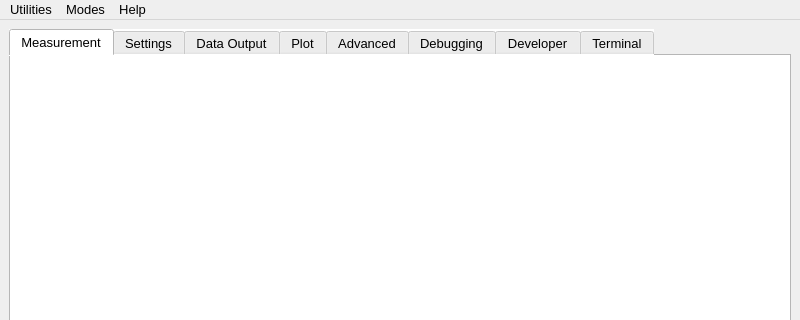
Before: the Qt Designer form slsDetectorGui/forms/form_detectormain.ui in slsdetectorgroup/slsDetectorPackage, drawn with Qt 5; both pictures show x 0 to 800 and y 0 to 320 of the 800 by 882 pixel window.
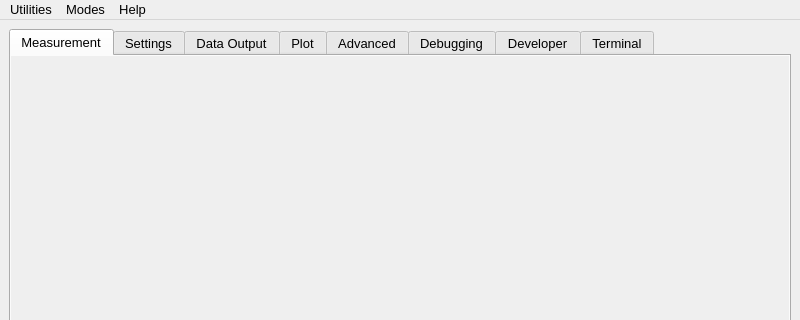
After: the same form once the commit is applied. Icons and pictures are not drawn.

```diff
--- a/slsDetectorGui/forms/form_detectormain.ui
+++ b/slsDetectorGui/forms/form_detectormain.ui
@@ -19,124 +19,6 @@
     <verstretch>0</verstretch>
    </sizepolicy>
   </property>
-  <property name="palette">
-   <palette>
-    <active>
-     <colorrole role="WindowText">
-      <brush brushstyle="SolidPattern">
-       <color alpha="255">
-        <red>0</red>
-        <green>0</green>
-        <blue>0</blue>
-       </color>
-      </brush>
-     </colorrole>
-     <colorrole role="Text">
-      <brush brushstyle="SolidPattern">
-       <color alpha="255">
-        <red>0</red>
-        <green>0</green>
-        <blue>0</blue>
-       </color>
-      </brush>
-     </colorrole>
-     <colorrole role="ButtonText">
-      <brush brushstyle="SolidPattern">
-       <color alpha="255">
-        <red>0</red>
-        <green>0</green>
-        <blue>0</blue>
-       </color>
-      </brush>
-     </colorrole>
-     <colorrole role="Shadow">
-      <brush brushstyle="SolidPattern">
-       <color alpha="255">
-        <red>0</red>
-        <green>0</green>
-        <blue>0</blue>
-       </color>
-      </brush>
-     </colorrole>
-    </active>
-    <inactive>
-     <colorrole role="WindowText">
-      <brush brushstyle="SolidPattern">
-       <color alpha="255">
-        <red>0</red>
-        <green>0</green>
-        <blue>0</blue>
-       </color>
-      </brush>
-     </colorrole>
-     <colorrole role="Text">
-      <brush brushstyle="SolidPattern">
-       <color alpha="255">
-        <red>0</red>
-        <green>0</green>
-        <blue>0</blue>
-       </color>
-      </brush>
-     </colorrole>
-     <colorrole role="ButtonText">
-      <brush brushstyle="SolidPattern">
-       <color alpha="255">
-        <red>0</red>
-        <green>0</green>
-        <blue>0</blue>
-       </color>
-      </brush>
-     </colorrole>
-     <colorrole role="Shadow">
-      <brush brushstyle="SolidPattern">
-       <color alpha="255">
-        <red>0</red>
-        <green>0</green>
-        <blue>0</blue>
-       </color>
-      </brush>
-     </colorrole>
-    </inactive>
-    <disabled>
-     <colorrole role="WindowText">
-      <brush brushstyle="SolidPattern">
-       <color alpha="255">
-        <red>185</red>
-        <green>185</green>
-        <blue>185</blue>
-       </color>
-      </brush>
-     </colorrole>
-     <colorrole role="Text">
-      <brush brushstyle="SolidPattern">
-       <color alpha="255">
-        <red>185</red>
-        <green>185</green>
-        <blue>185</blue>
-       </color>
-      </brush>
-     </colorrole>
-     <colorrole role="ButtonText">
-      <brush brushstyle="SolidPattern">
-       <color alpha="255">
-        <red>185</red>
-        <green>185</green>
-        <blue>185</blue>
-       </color>
-      </brush>
-     </colorrole>
-     <colorrole role="Shadow">
-      <brush brushstyle="SolidPattern">
-       <color alpha="255">
-        <red>89</red>
-        <green>89</green>
-        <blue>89</blue>
-       </color>
-      </brush>
-     </colorrole>
-    </disabled>
-   </palette>
-  </property>
   <property name="font">
    <font>
     <family>Cantarell</family>
@@ -193,178 +75,6 @@
    <layout class="QGridLayout" name="layoutTabs">
     <item row="0" column="0">
      <widget class="QTabWidget" name="tabs">
-      <property name="palette">
-       <palette>
-        <active>
-         <colorrole role="WindowText">
-          <brush brushstyle="SolidPattern">
-           <color alpha="255">
-            <red>0</red>
-            <green>0</green>
-            <blue>0</blue>
-           </color>
-          </brush>
-         </colorrole>
-         <colorrole role="Button">
-          <brush brushstyle="SolidPattern">
-           <color alpha="255">
-            <red>255</red>
-            <green>255</green>
-            <blue>255</blue>
-           </color>
-          </brush>
-         </colorrole>
-         <colorrole role="Text">
-          <brush brushstyle="SolidPattern">
-           <color alpha="255">
-            <red>0</red>
-            <green>0</green>
-            <blue>0</blue>
-           </color>
-          </brush>
-         </colorrole>
-         <colorrole role="ButtonText">
-          <brush brushstyle="SolidPattern">
-           <color alpha="255">
-            <red>0</red>
-            <green>0</green>
-            <blue>0</blue>
-           </color>
-          </brush>
-         </colorrole>
-         <colorrole role="Base">
-          <brush brushstyle="SolidPattern">
-           <color alpha="255">
-            <red>255</red>
-            <green>255</green>
-            <blue>255</blue>
-           </color>
-          </brush>
-         </colorrole>
-         <colorrole role="Window">
-          <brush brushstyle="SolidPattern">
-           <color alpha="255">
-            <red>255</red>
-            <green>255</green>
-            <blue>255</blue>
-           </color>
-          </brush>
-         </colorrole>
-        </active>
-        <inactive>
-         <colorrole role="WindowText">
-          <brush brushstyle="SolidPattern">
-           <color alpha="255">
-            <red>0</red>
-            <green>0</green>
-            <blue>0</blue>
-           </color>
-          </brush>
-         </colorrole>
-         <colorrole role="Button">
-          <brush brushstyle="SolidPattern">
-           <color alpha="255">
-            <red>255</red>
-            <green>255</green>
-            <blue>255</blue>
-           </color>
-          </brush>
-         </colorrole>
-         <colorrole role="Text">
-          <brush brushstyle="SolidPattern">
-           <color alpha="255">
-            <red>0</red>
-            <green>0</green>
-            <blue>0</blue>
-           </color>
-          </brush>
-         </colorrole>
-         <colorrole role="ButtonText">
-          <brush brushstyle="SolidPattern">
-           <color alpha="255">
-            <red>0</red>
-            <green>0</green>
-            <blue>0</blue>
-           </color>
-          </brush>
-         </colorrole>
-         <colorrole role="Base">
-          <brush brushstyle="SolidPattern">
-           <color alpha="255">
-            <red>255</red>
-            <green>255</green>
-            <blue>255</blue>
-           </color>
-          </brush>
-         </colorrole>
-         <colorrole role="Window">
-          <brush brushstyle="SolidPattern">
-           <color alpha="255">
-            <red>255</red>
-            <green>255</green>
-            <blue>255</blue>
-           </color>
-          </brush>
-         </colorrole>
-        </inactive>
-        <disabled>
-         <colorrole role="WindowText">
-          <brush brushstyle="SolidPattern">
-           <color alpha="255">
-            <red>185</red>
-            <green>185</green>
-            <blue>185</blue>
-           </color>
-          </brush>
-         </colorrole>
-         <colorrole role="Button">
-          <brush brushstyle="SolidPattern">
-           <color alpha="255">
-            <red>255</red>
-            <green>255</green>
-            <blue>255</blue>
-           </color>
-          </brush>
-         </colorrole>
-         <colorrole role="Text">
-          <brush brushstyle="SolidPattern">
-           <color alpha="255">
-            <red>185</red>
-            <green>185</green>
-            <blue>185</blue>
-           </color>
-          </brush>
-         </colorrole>
-         <colorrole role="ButtonText">
-          <brush brushstyle="SolidPattern">
-           <color alpha="255">
-            <red>185</red>
-            <green>185</green>
-            <blue>185</blue>
-           </color>
-          </brush>
-         </colorrole>
-         <colorrole role="Base">
-          <brush brushstyle="SolidPattern">
-           <color alpha="255">
-            <red>255</red>
-            <green>255</green>
-            <blue>255</blue>
-           </color>
-          </brush>
-         </colorrole>
-         <colorrole role="Window">
-          <brush brushstyle="SolidPattern">
-           <color alpha="255">
-            <red>255</red>
-            <green>255</green>
-            <blue>255</blue>
-           </color>
-          </brush>
-         </colorrole>
-        </disabled>
-       </palette>
-      </property>
       <property name="font">
        <font>
         <family>Cantarell</family>
@@ -374,9 +84,6 @@
       <property name="focusPolicy">
        <enum>Qt::NoFocus</enum>
       </property>
-      <property name="styleSheet">
-       <string notr="true">background-color: rgb(255, 255, 255);</string>
-      </property>
       <property name="currentIndex">
        <number>0</number>
       </property>
```
Left out of the diff: 37 changed lines with no effect on the pictures.
